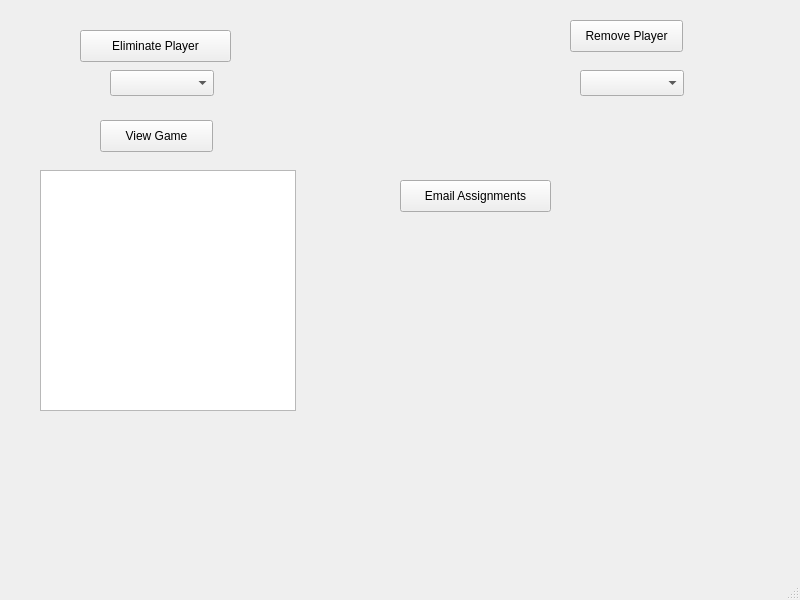
Before: the Qt Designer form RunGame/WindowBuild.ui in HowardQian201/Martel_Assassins, drawn with Qt 5.
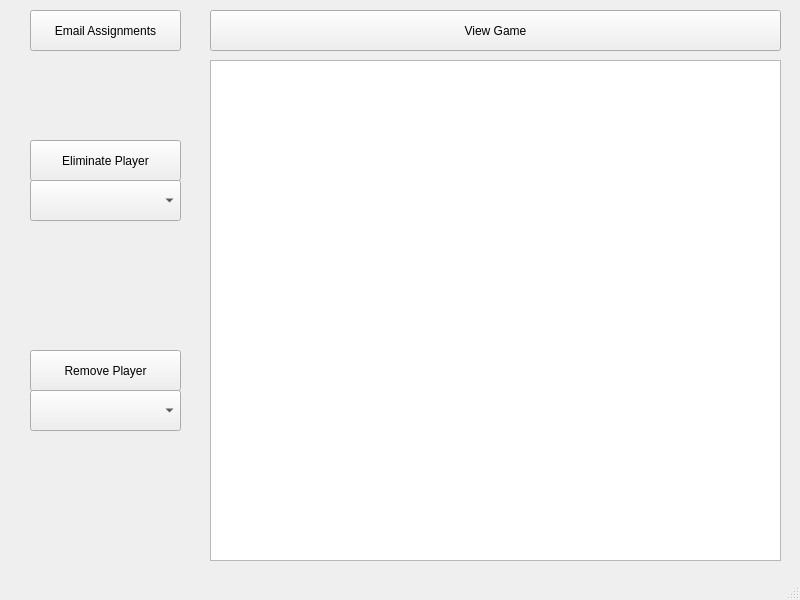
After: the same form once the commit is applied.

```diff
--- a/RunGame/WindowBuild.ui
+++ b/RunGame/WindowBuild.ui
@@ -17,10 +17,10 @@
    <widget class="QPushButton" name="Eliminate_Player">
     <property name="geometry">
      <rect>
-      <x>80</x>
-      <y>30</y>
+      <x>30</x>
+      <y>140</y>
       <width>151</width>
-      <height>32</height>
+      <height>41</height>
      </rect>
     </property>
     <property name="text">
@@ -30,10 +30,10 @@
    <widget class="QPushButton" name="Remove_Player">
     <property name="geometry">
      <rect>
-      <x>570</x>
-      <y>20</y>
-      <width>113</width>
-      <height>32</height>
+      <x>30</x>
+      <y>350</y>
+      <width>151</width>
+      <height>41</height>
      </rect>
     </property>
     <property name="text">
@@ -43,30 +43,30 @@
    <widget class="QComboBox" name="EliminatePlayerComboBox">
     <property name="geometry">
      <rect>
-      <x>110</x>
-      <y>70</y>
-      <width>104</width>
-      <height>26</height>
+      <x>30</x>
+      <y>180</y>
+      <width>151</width>
+      <height>41</height>
      </rect>
     </property>
    </widget>
    <widget class="QComboBox" name="RemovePlayerComboBox">
     <property name="geometry">
      <rect>
-      <x>580</x>
-      <y>70</y>
-      <width>104</width>
-      <height>26</height>
+      <x>30</x>
+      <y>390</y>
+      <width>151</width>
+      <height>41</height>
      </rect>
     </property>
    </widget>
    <widget class="QPushButton" name="View_Game">
     <property name="geometry">
      <rect>
-      <x>100</x>
-      <y>120</y>
-      <width>113</width>
-      <height>32</height>
+      <x>210</x>
+      <y>10</y>
+      <width>571</width>
+      <height>41</height>
      </rect>
     </property>
     <property name="text">
@@ -76,10 +76,10 @@
    <widget class="QPushButton" name="Email_Assignments">
     <property name="geometry">
      <rect>
-      <x>400</x>
-      <y>180</y>
+      <x>30</x>
+      <y>10</y>
       <width>151</width>
-      <height>32</height>
+      <height>41</height>
      </rect>
     </property>
     <property name="text">
@@ -89,10 +89,10 @@
    <widget class="QTextBrowser" name="Display_Game_Box">
     <property name="geometry">
      <rect>
-      <x>40</x>
-      <y>170</y>
-      <width>256</width>
-      <height>241</height>
+      <x>210</x>
+      <y>60</y>
+      <width>571</width>
+      <height>501</height>
      </rect>
     </property>
    </widget>
```
